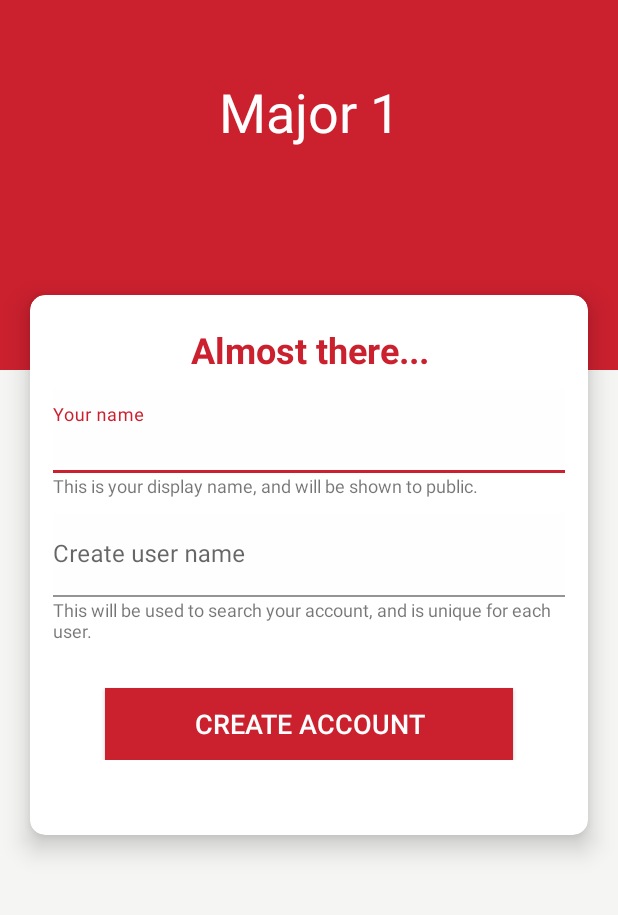
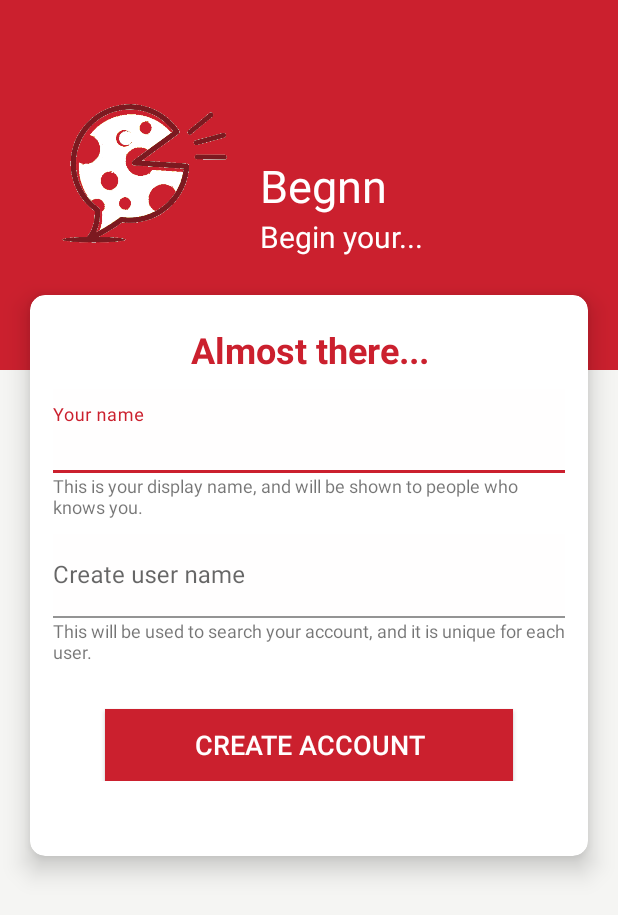
Before and after one commit to ansabparvez/Major1, an Android app: the UserRegistrationActivity screen opened directly, with no data from a screen before it, on a phone screen of 412 x 824 dp. Shown: the top 915 px of the screen. Run offline under Robolectric (Android 15) with nearby library versions, the light colour scheme and no system bars; our stand-ins replace Firebase (no records; nobody signed in at launch, a user with empty details on screens opened directly), Room's generated code, Volley; libraries missing offline, so code that uses them is left out: es.dmoral.toasty.

Commit message:
Added app icon and name to user registration UI.

```diff
--- a/app/src/main/res/layout/activity_user_registration.xml
+++ b/app/src/main/res/layout/activity_user_registration.xml
@@ -7,24 +7,49 @@
     android:background="@color/color_background_light"
     tools:context=".views.activities.UserRegistrationActivity">
 
-    <ImageView
-        android:id="@+id/iv_userRegistration_topBackground"
+    <androidx.constraintlayout.widget.ConstraintLayout
+        android:id="@+id/iv_registration_topBackground"
         android:layout_width="match_parent"
         android:layout_height="0dp"
         android:background="@color/color_primary"
         app:layout_constraintDimensionRatio="5:3"
-        app:layout_constraintTop_toTopOf="parent" />
+        app:layout_constraintTop_toTopOf="parent">
 
-    <TextView
-        android:id="@+id/tv_userRegistration_appName"
-        android:layout_width="match_parent"
-        android:layout_height="wrap_content"
-        android:layout_marginTop="50dp"
-        android:text="Major 1"
-        android:textAlignment="center"
-        android:textColor="@color/color_background"
-        android:textSize="36sp"
-        app:layout_constraintTop_toTopOf="@id/iv_userRegistration_topBackground" />
+        <ImageView
+            android:id="@+id/card_registration_appLogo"
+            android:layout_width="0dp"
+            android:layout_height="0dp"
+            android:layout_marginStart="40dp"
+            android:layout_marginBottom="20dp"
+            android:src="@drawable/app_logo_white"
+            app:layout_constraintBottom_toBottomOf="parent"
+            app:layout_constraintDimensionRatio="1:2"
+            app:layout_constraintStart_toStartOf="parent"
+            app:layout_constraintTop_toTopOf="parent" />
+
+        <TextView
+            android:id="@+id/tv_login_appName"
+            android:layout_width="wrap_content"
+            android:layout_height="wrap_content"
+            android:layout_marginStart="20dp"
+            android:text="Begnn"
+            android:textColor="@color/white"
+            android:textSize="30sp"
+            app:layout_constraintBottom_toBottomOf="parent"
+            app:layout_constraintStart_toEndOf="@id/card_registration_appLogo"
+            app:layout_constraintTop_toTopOf="parent" />
+
+        <TextView
+            android:layout_width="wrap_content"
+            android:layout_height="wrap_content"
+            android:text="Begin your..."
+            android:textColor="@color/white"
+            android:textSize="20sp"
+            app:layout_constraintStart_toStartOf="@id/tv_login_appName"
+            app:layout_constraintTop_toBottomOf="@id/tv_login_appName" />
+
+    </androidx.constraintlayout.widget.ConstraintLayout>
+
 
     <com.google.android.material.card.MaterialCardView
         android:id="@+id/card_userRegistration_register"
@@ -35,7 +60,7 @@
         android:visibility="visible"
         app:cardCornerRadius="10dp"
         app:cardElevation="10dp"
-        app:layout_constraintTop_toBottomOf="@id/iv_userRegistration_topBackground">
+        app:layout_constraintTop_toBottomOf="@id/iv_registration_topBackground">
 
         <androidx.constraintlayout.widget.ConstraintLayout
             android:layout_width="match_parent"
@@ -80,7 +105,7 @@
                 android:layout_width="match_parent"
                 android:layout_height="wrap_content"
                 android:layout_marginHorizontal="15dp"
-                android:text="This is your display name, and will be shown to public."
+                android:text="This is your display name, and will be shown to people who knows you."
                 android:textSize="12sp"
                 app:layout_constraintTop_toBottomOf="@id/ti_userRegistration_name" />
 
@@ -99,8 +124,8 @@
                     android:layout_width="match_parent"
                     android:layout_height="wrap_content"
                     android:background="@color/color_background"
+                    android:digits="0,1,2,3,4,5,6,7,8,9,_,qwertzuiopasdfghjklyxcvbnm"
                     android:hint="Create user name"
-                    android:digits="0,1,2,3,4,5,6,7,8,9,_,qwertzuiopasdfghjklyxcvbnm"
                     android:paddingStart="0dp" />
 
             </com.google.android.material.textfield.TextInputLayout>
@@ -110,7 +135,7 @@
                 android:layout_width="match_parent"
                 android:layout_height="wrap_content"
                 android:layout_marginHorizontal="15dp"
-                android:text="This will be used to search your account, and is unique for each user."
+                android:text="This will be used to search your account, and it is unique for each user."
                 android:textSize="12sp"
                 app:layout_constraintTop_toBottomOf="@id/ti_userRegistration_userName" />
 
```
